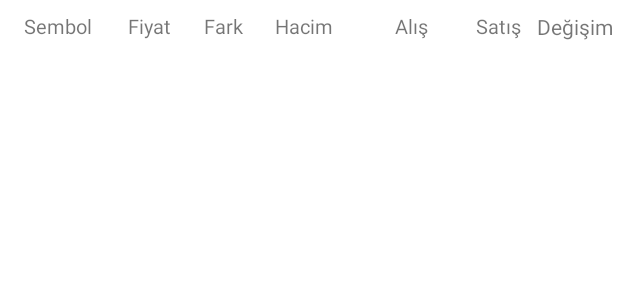
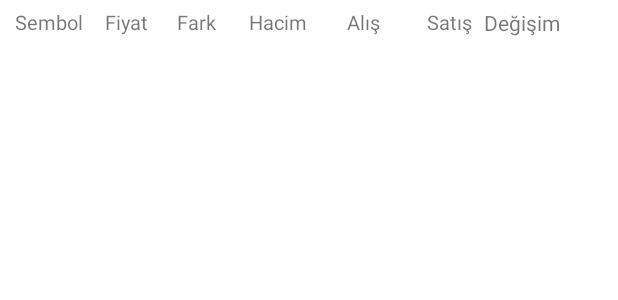
Before and after one commit to ahmettekin1063/IMKBHisse, an Android app: the layout row_layout.xml on its own in the app's theme, with its tools: preview values and no code run, on a phone screen of 412 x 824 dp. Shown: the top 300 px of the screen. Run offline under Robolectric (Android 15) with nearby library versions, the phone set to English and light mode, and no system bars.

Commit message:
some fixes

```diff
--- a/app/build.gradle
+++ b/app/build.gradle
@@ -11,7 +11,7 @@ android {
 
     defaultConfig {
         applicationId "com.ahmettekin.imkbhisseveendeksler"
-        minSdkVersion 26
+        minSdkVersion 21
         targetSdkVersion 30
         versionCode 1
         versionName "1.0"
--- a/app/src/main/java/com/ahmettekin/imkbhisseveendeksler/adapter/StocksAdapter.kt
+++ b/app/src/main/java/com/ahmettekin/imkbhisseveendeksler/adapter/StocksAdapter.kt
@@ -44,7 +44,7 @@ class StocksAdapter(private val myList: List<ListModel.Stock?>?, private val aes
         holder.itemView.tvDegisim.visibility=View.INVISIBLE
         holder.itemView.tvSembol.text = AESEncryption.decrypt(myList?.get(position)?.symbol, aesKey, aesIV)
         holder.itemView.tvFiyat.text = String.format("%.2f", myList?.get(position)?.price)
-        holder.itemView.tvFark.text = String.format("%.3f", abs(myList?.get(position)?.difference!!))
+        holder.itemView.tvFark.text = String.format("%.2f", abs(myList?.get(position)?.difference!!))
         holder.itemView.tvAlis.text = String.format("%.2f", myList[position]?.bid)
         holder.itemView.tvSatis.text = String.format("%.2f", myList[position]?.offer)
         holder.itemView.tvHacim.text = String.format("%.2f", myList[position]?.volume)
--- a/app/src/main/res/layout/activity_stocks_and_indices.xml
+++ b/app/src/main/res/layout/activity_stocks_and_indices.xml
@@ -32,8 +32,8 @@
 
         <androidx.constraintlayout.widget.ConstraintLayout
             android:id="@+id/headerLayout"
-            android:layout_width="match_parent"
-            android:layout_height="40dp"
+            android:layout_width="0dp"
+            android:layout_height="wrap_content"
             android:background="#858585"
             app:layout_constraintEnd_toEndOf="parent"
             app:layout_constraintHorizontal_bias="1.0"
--- a/app/src/main/res/layout/row_layout.xml
+++ b/app/src/main/res/layout/row_layout.xml
@@ -1,109 +1,100 @@
 <?xml version="1.0" encoding="utf-8"?>
-<androidx.constraintlayout.widget.ConstraintLayout xmlns:android="http://schemas.android.com/apk/res/android"
+<LinearLayout xmlns:android="http://schemas.android.com/apk/res/android"
     xmlns:app="http://schemas.android.com/apk/res-auto"
     xmlns:tools="http://schemas.android.com/tools"
     android:layout_width="match_parent"
-    android:layout_height="wrap_content">
+    android:layout_height="wrap_content"
+    android:layout_marginLeft="0dp"
+    android:layout_marginRight="0dp"
+    android:orientation="horizontal">
 
     <TextView
         android:id="@+id/tvSembol"
-        android:layout_width="60dp"
+        android:layout_width="50dp"
         android:layout_height="wrap_content"
-        android:layout_marginStart="16dp"
-        android:layout_marginTop="8dp"
-        android:layout_marginEnd="10dp"
-        android:layout_marginBottom="8dp"
+        android:layout_marginLeft="10dp"
+        android:layout_marginTop="5dp"
+        android:layout_marginBottom="5dp"
         android:text="Sembol"
-        android:textSize="13sp"
-        app:layout_constraintBottom_toBottomOf="parent"
-        app:layout_constraintEnd_toStartOf="@+id/tvFiyat"
-        app:layout_constraintStart_toStartOf="parent"
-        app:layout_constraintTop_toTopOf="parent" />
+        android:textSize="13sp" />
 
     <TextView
         android:id="@+id/tvFiyat"
-        android:layout_width="35dp"
+        android:layout_width="38dp"
         android:layout_height="wrap_content"
-        android:layout_marginTop="8dp"
-        android:layout_marginEnd="15dp"
-        android:layout_marginBottom="8dp"
+        android:layout_marginLeft="10dp"
+        android:layout_marginTop="5dp"
+        android:layout_marginBottom="5dp"
         android:text="Fiyat"
-        android:textSize="13sp"
-        app:layout_constraintBottom_toBottomOf="parent"
-        app:layout_constraintEnd_toStartOf="@+id/tvFark"
-        app:layout_constraintTop_toTopOf="parent" />
+        android:textSize="13sp" />
 
     <TextView
         android:id="@+id/tvFark"
-        android:layout_width="26dp"
-        android:layout_height="17dp"
-        android:layout_marginTop="8dp"
-        android:layout_marginEnd="21dp"
-        android:layout_marginBottom="9dp"
+        android:layout_width="38dp"
+        android:layout_height="wrap_content"
+        android:layout_marginLeft="10dp"
+        android:layout_marginTop="5dp"
+        android:layout_marginBottom="5dp"
         android:text="Fark"
-        android:textSize="13sp"
-        app:layout_constraintBottom_toBottomOf="parent"
-        app:layout_constraintEnd_toStartOf="@+id/tvHacim"
-        app:layout_constraintTop_toTopOf="parent" />
+        android:textSize="13sp" />
 
     <TextView
         android:id="@+id/tvHacim"
-        android:layout_width="66dp"
+        android:layout_width="55dp"
         android:layout_height="wrap_content"
-        android:layout_marginTop="8dp"
-        android:layout_marginEnd="14dp"
-        android:layout_marginBottom="8dp"
+        android:layout_marginLeft="10dp"
+        android:layout_marginTop="5dp"
+        android:layout_marginBottom="5dp"
         android:text="Hacim"
-        android:textSize="13sp"
-        app:layout_constraintBottom_toBottomOf="parent"
-        app:layout_constraintEnd_toStartOf="@+id/tvAlis"
-        app:layout_constraintTop_toTopOf="parent" />
+        android:textSize="13sp" />
 
     <TextView
         android:id="@+id/tvAlis"
-        android:layout_width="40dp"
+        android:layout_width="38dp"
         android:layout_height="wrap_content"
-        android:layout_marginTop="8dp"
-        android:layout_marginEnd="14dp"
-        android:layout_marginBottom="8dp"
+        android:layout_marginLeft="10dp"
+        android:layout_marginTop="5dp"
+        android:layout_marginBottom="5dp"
         android:text="Alış"
-        android:textSize="13sp"
-        app:layout_constraintBottom_toBottomOf="parent"
-        app:layout_constraintEnd_toStartOf="@+id/tvSatis"
-        app:layout_constraintTop_toTopOf="parent" />
+        android:textSize="13sp" />
 
     <TextView
         android:id="@+id/tvSatis"
-        android:layout_width="45dp"
+        android:layout_width="38dp"
         android:layout_height="wrap_content"
-        android:layout_marginTop="8dp"
-        android:layout_marginEnd="13dp"
-        android:layout_marginBottom="8dp"
+        android:layout_marginLeft="15dp"
+        android:layout_marginTop="5dp"
+        android:layout_marginBottom="5dp"
         android:text="Satış"
-        android:textSize="13sp"
-        app:layout_constraintBottom_toBottomOf="parent"
-        app:layout_constraintEnd_toStartOf="@+id/imgDegisim"
-        app:layout_constraintTop_toTopOf="parent" />
+        android:textSize="13sp" />
 
-    <ImageView
-        android:id="@+id/imgDegisim"
-        android:layout_width="20dp"
-        android:layout_height="20dp"
-        android:layout_marginTop="8dp"
-        android:layout_marginEnd="16dp"
-        android:layout_marginBottom="6dp"
-        app:layout_constraintBottom_toBottomOf="parent"
-        app:layout_constraintEnd_toEndOf="parent"
-        app:layout_constraintTop_toTopOf="parent"
-        app:srcCompat="@drawable/none" />
-
-    <TextView
-        android:id="@+id/tvDegisim"
+    <androidx.constraintlayout.widget.ConstraintLayout
         android:layout_width="wrap_content"
         android:layout_height="wrap_content"
-        android:layout_marginEnd="3dp"
-        android:text="Değişim"
-        app:layout_constraintEnd_toEndOf="parent"
-        app:layout_constraintTop_toTopOf="@+id/tvSatis" />
+        android:layout_marginTop="5dp"
+        android:layout_marginRight="3dp"
+        android:layout_marginBottom="5dp"
+        app:layout_constraintBottom_toBottomOf="parent"
+        app:layout_constraintHorizontal_bias="0.5"
+        app:layout_constraintTop_toTopOf="parent">
 
-</androidx.constraintlayout.widget.ConstraintLayout>
+        <ImageView
+            android:id="@+id/imgDegisim"
+            android:layout_width="55dp"
+            android:layout_height="wrap_content"
+            app:layout_constraintEnd_toEndOf="parent"
+            app:layout_constraintStart_toStartOf="@+id/tvDegisim"
+            app:layout_constraintTop_toTopOf="parent" />
+
+        <TextView
+            android:id="@+id/tvDegisim"
+            android:layout_width="55dp"
+            android:layout_height="wrap_content"
+            android:text="Değişim"
+            app:layout_constraintEnd_toEndOf="parent"
+            app:layout_constraintHorizontal_bias="0.0"
+            app:layout_constraintStart_toStartOf="parent"
+            app:layout_constraintTop_toTopOf="@+id/imgDegisim" />
+    </androidx.constraintlayout.widget.ConstraintLayout>
+
+</LinearLayout>
```
Also changed, not shown: app/src/main/AndroidManifest.xml (+8 -3 lines), app/src/main/java/com/ahmettekin/imkbhisseveendeksler/utils/AESEncryption.java (+31 -4 lines), app/src/main/java/com/ahmettekin/imkbhisseveendeksler/view/StocksAndIndicesActivity.kt (+5 -6 lines), app/src/main/res/layout/activity_main.xml (+4 -6 lines), app/src/main/res/drawable/marker.png (added), app/src/main/res/drawable/veripark_logo.png (added).
